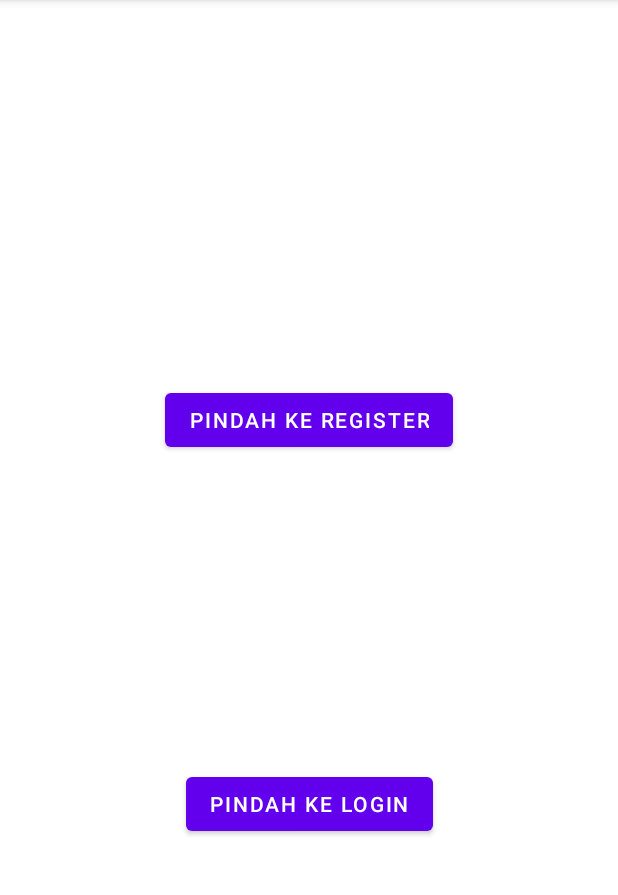
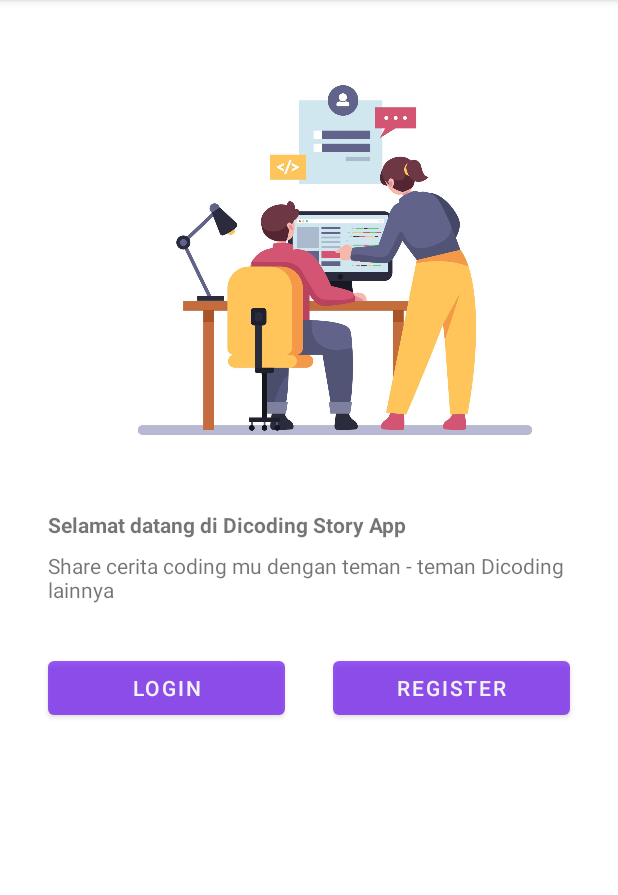
Before and after one commit to iqbalfariz/Submission-Story-App-V2, an Android app: the screen it shows after launch (WelcomeActivity), on a phone screen of 412 x 824 dp, the part 84-979 px from its top. Run offline under Robolectric (Android 15) with nearby library versions, the phone set to English and light mode, and no system bars.

```diff
--- a/app/src/main/AndroidManifest.xml
+++ b/app/src/main/AndroidManifest.xml
@@ -30,7 +30,7 @@
         android:supportsRtl="true"
         android:theme="@style/Theme.SubmissionStoryApp" >
         <activity
-            android:name=".view.SplashScreenActivity"
+            android:name=".view.splashscreen.SplashScreenActivity"
             android:exported="true">
 
             <intent-filter>
--- a/app/src/main/java/com/izo/submissionstoryapp/view/SplashScreenActivity.kt
+++ b/app/src/main/java/com/izo/submissionstoryapp/view/splashscreen/SplashScreenActivity.kt
@@ -1,11 +1,10 @@
-package com.izo.submissionstoryapp.view
+package com.izo.submissionstoryapp.view.splashscreen
 
 import android.content.Intent
 import androidx.appcompat.app.AppCompatActivity
 import android.os.Bundle
 import android.os.Handler
 import com.izo.submissionstoryapp.R
-import com.izo.submissionstoryapp.view.home.MainActivity
 import com.izo.submissionstoryapp.view.welcome.WelcomeActivity
 
 class SplashScreenActivity : AppCompatActivity() {
--- /dev/null
+++ b/app/src/main/java/com/izo/submissionstoryapp/view/splashscreen/SplashScreenViewModel.kt
@@ -0,0 +1,4 @@
+package com.izo.submissionstoryapp.view.splashscreen
+
+class SplashScreenViewModel {
+}
--- a/app/src/main/java/com/izo/submissionstoryapp/view/welcome/WelcomeActivity.kt
+++ b/app/src/main/java/com/izo/submissionstoryapp/view/welcome/WelcomeActivity.kt
@@ -1,9 +1,12 @@
 package com.izo.submissionstoryapp.view.welcome
 
+import android.animation.AnimatorSet
+import android.animation.ObjectAnimator
 import android.content.Context
 import android.content.Intent
 import androidx.appcompat.app.AppCompatActivity
 import android.os.Bundle
+import android.view.View
 import androidx.datastore.core.DataStore
 import androidx.datastore.preferences.core.Preferences
 import androidx.datastore.preferences.preferencesDataStore
@@ -32,12 +35,12 @@ class WelcomeActivity : AppCompatActivity() {
             ViewModelFactory(UserPreference.getInstance(dataStore))
         )[WelcomeViewModel::class.java]
 
-        welcomeViewModel.getUser().observe(this) { user ->
-            if (user.isLogin) {
-                startActivity(Intent(this, MainActivity::class.java))
-                finish()
-            }
-        }
+//        welcomeViewModel.getUser().observe(this) { user ->
+//            if (user.isLogin) {
+//                startActivity(Intent(this, MainActivity::class.java))
+//                finish()
+//            }
+//        }
 
         welcomeBinding.btnSignUp.setOnClickListener {
             startActivity(Intent(this, RegisterActivity::class.java))
@@ -48,5 +51,29 @@ class WelcomeActivity : AppCompatActivity() {
             startActivity(Intent(this, LoginActivity::class.java))
             finish()
         }
+
+        playAnimation()
+    }
+
+    private fun playAnimation() {
+        ObjectAnimator.ofFloat(welcomeBinding.imageView2, View.TRANSLATION_X, -30f, 30f).apply {
+            duration = 6000
+            repeatCount = ObjectAnimator.INFINITE
+            repeatMode = ObjectAnimator.REVERSE
+        }.start()
+
+        val login = ObjectAnimator.ofFloat(welcomeBinding.btnLogin, View.ALPHA, 1f).setDuration(2000)
+        val signup = ObjectAnimator.ofFloat(welcomeBinding.btnSignUp, View.ALPHA, 1f).setDuration(2000)
+        val welcome1 = ObjectAnimator.ofFloat(welcomeBinding.tvWelcome, View.ALPHA, 1f).setDuration(2000)
+        val welcome2 = ObjectAnimator.ofFloat(welcomeBinding.tvWelcome2, View.ALPHA, 1f).setDuration(2000)
+
+        val together = AnimatorSet().apply {
+            playTogether(login, signup)
+        }
+
+        AnimatorSet().apply {
+            playSequentially(welcome1, welcome2, together)
+            start()
+        }
     }
 }
--- a/app/src/main/res/layout/activity_main.xml
+++ b/app/src/main/res/layout/activity_main.xml
@@ -4,7 +4,7 @@
     xmlns:tools="http://schemas.android.com/tools"
     android:layout_width="match_parent"
     android:layout_height="match_parent"
-    tools:context=".view.home.HomeActivity">
+    tools:context=".view.home.MainActivity">
 
 
     <androidx.recyclerview.widget.RecyclerView
--- a/app/src/main/res/layout/activity_splash_screen.xml
+++ b/app/src/main/res/layout/activity_splash_screen.xml
@@ -4,7 +4,7 @@
     xmlns:tools="http://schemas.android.com/tools"
     android:layout_width="match_parent"
     android:layout_height="match_parent"
-    tools:context=".view.SplashScreenActivity">
+    tools:context=".view.splashscreen.SplashScreenActivity">
 
     <ImageView
         android:id="@+id/imageView"
--- a/app/src/main/res/layout/activity_welcome.xml
+++ b/app/src/main/res/layout/activity_welcome.xml
@@ -8,21 +8,74 @@
 
     <Button
         android:id="@+id/btnSignUp"
-        android:layout_width="wrap_content"
+        android:layout_width="0dp"
         android:layout_height="wrap_content"
-        android:text="Pindah ke Register"
-        app:layout_constraintBottom_toBottomOf="@id/btnLogin"
+        android:layout_marginTop="32dp"
+        android:layout_marginEnd="32dp"
+        android:layout_marginStart="16dp"
+        android:text="Register"
+        android:alpha="0"
         app:layout_constraintEnd_toEndOf="parent"
-        app:layout_constraintStart_toStartOf="parent"
-        app:layout_constraintTop_toTopOf="parent" />
+        app:layout_constraintStart_toStartOf="@+id/guidelineVertical"
+        app:layout_constraintTop_toBottomOf="@+id/tv_welcome2" />
 
     <Button
         android:id="@+id/btnLogin"
-        android:layout_width="wrap_content"
+        android:layout_width="0dp"
         android:layout_height="wrap_content"
-        android:text="Pindah ke Login"
-        app:layout_constraintBottom_toBottomOf="parent"
+        android:layout_marginTop="32dp"
+        android:layout_marginEnd="16dp"
+        android:layout_marginStart="32dp"
+        android:alpha="0"
+        android:text="Login"
+        app:layout_constraintEnd_toStartOf="@+id/guidelineVertical"
+        app:layout_constraintStart_toStartOf="parent"
+        app:layout_constraintTop_toBottomOf="@+id/tv_welcome2" />
+
+    <ImageView
+        android:id="@+id/imageView2"
+        android:layout_width="300dp"
+        android:layout_height="300dp"
+        android:layout_marginTop="24dp"
         app:layout_constraintEnd_toEndOf="parent"
         app:layout_constraintStart_toStartOf="parent"
-        app:layout_constraintTop_toBottomOf="@id/btnSignUp" />
+        app:layout_constraintTop_toTopOf="parent"
+        app:srcCompat="@drawable/image_welcome" />
+
+    <TextView
+        android:id="@+id/tv_welcome"
+        android:layout_width="0dp"
+        android:layout_height="wrap_content"
+        android:layout_marginStart="32dp"
+        android:layout_marginTop="16dp"
+        android:layout_marginEnd="32dp"
+        android:alpha="0"
+        android:text="@string/selamat_datang_di_dicoding_story_app"
+        android:textStyle="bold"
+        app:layout_constraintEnd_toEndOf="parent"
+        app:layout_constraintHorizontal_bias="1.0"
+        app:layout_constraintStart_toStartOf="parent"
+        app:layout_constraintTop_toBottomOf="@id/imageView2" />
+
+    <TextView
+        android:id="@+id/tv_welcome2"
+        android:layout_width="0dp"
+        android:layout_height="wrap_content"
+        android:layout_marginStart="32dp"
+        android:layout_marginTop="8dp"
+        android:layout_marginEnd="32dp"
+        android:alpha="0"
+        android:text="@string/share_cerita_coding_mu_dengan_teman_teman_dicoding_lainnya"
+        app:layout_constraintEnd_toEndOf="parent"
+        app:layout_constraintStart_toStartOf="parent"
+        app:layout_constraintTop_toBottomOf="@+id/tv_welcome" />
+
+    <androidx.constraintlayout.widget.Guideline
+        android:id="@+id/guidelineVertical"
+        android:layout_width="wrap_content"
+        android:layout_height="64dp"
+        android:orientation="vertical"
+        app:layout_constraintEnd_toEndOf="parent"
+        app:layout_constraintGuide_percent="0.5"
+        app:layout_constraintStart_toStartOf="parent" />
 </androidx.constraintlayout.widget.ConstraintLayout>
--- a/app/src/main/res/values/strings.xml
+++ b/app/src/main/res/values/strings.xml
@@ -7,4 +7,6 @@
     <string name="description">Description</string>
     <string name="nama">Nama</string>
     <string name="deskripsi">Deskripsi</string>
+    <string name="selamat_datang_di_dicoding_story_app">Selamat datang di Dicoding Story App</string>
+    <string name="share_cerita_coding_mu_dengan_teman_teman_dicoding_lainnya">Share cerita coding mu dengan teman - teman Dicoding lainnya</string>
 </resources>
```
Also changed, not shown: app/src/main/res/drawable/image_welcome.jpg (renamed from app/src/main/res/drawable/4882464.jpg).
